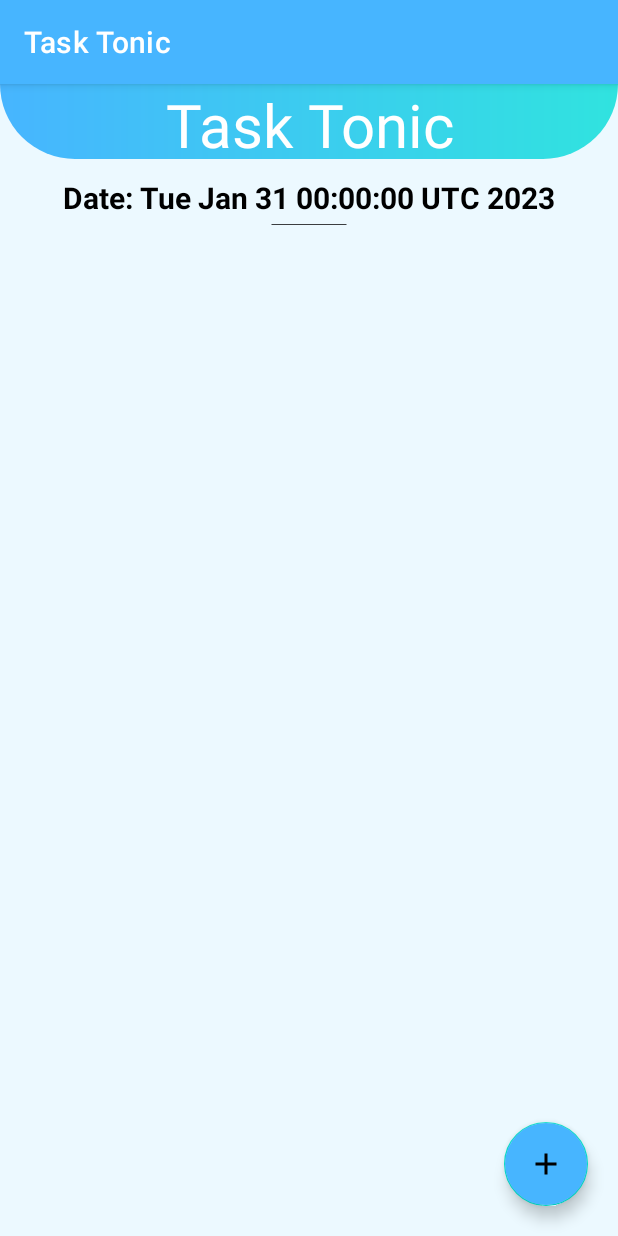
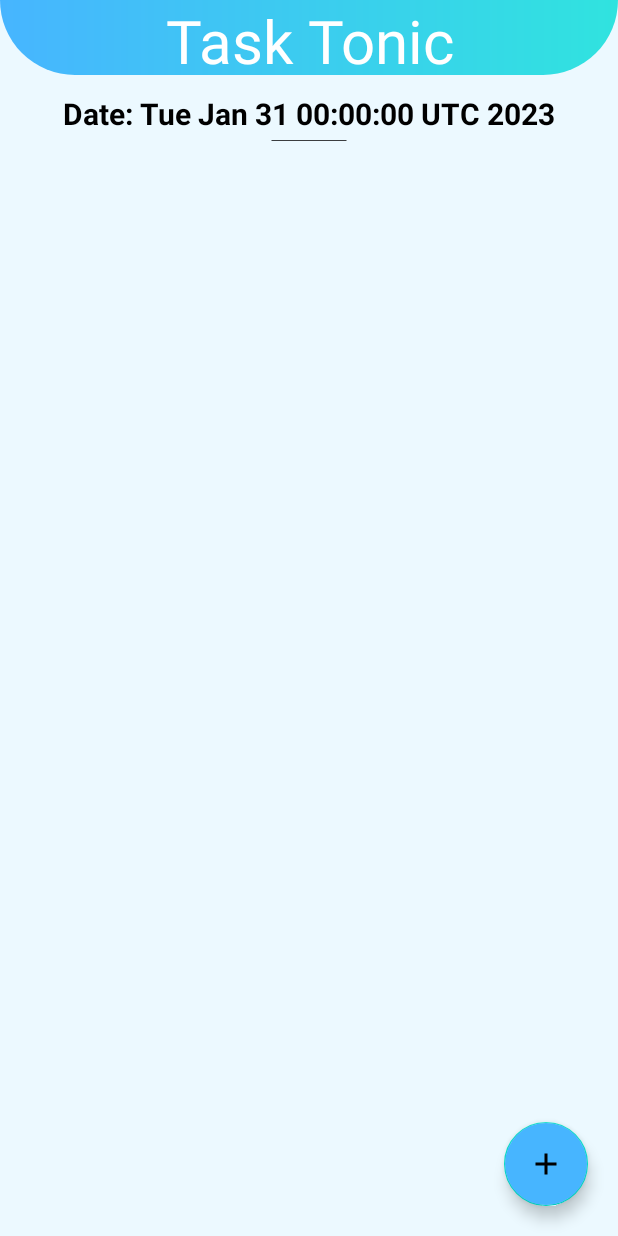
Before and after one commit to Suryansh1720001/TODO, an Android app: the screen it shows after launch (MainActivity), on a phone screen of 412 x 824 dp. Run offline under Robolectric (Android 15) with nearby library versions, the phone set to English and light mode, and no system bars; our stand-ins replace Room's generated code.

Commit message:
change theme of main page

```diff
--- a/app/src/main/res/values-night/themes.xml
+++ b/app/src/main/res/values-night/themes.xml
@@ -1,6 +1,6 @@
 <resources xmlns:tools="http://schemas.android.com/tools">
     <!-- Base application theme. -->
-    <style name="Theme.TODO" parent="Theme.MaterialComponents.DayNight.DarkActionBar">
+    <style name="Theme.TODO" parent="Theme.MaterialComponents.DayNight.NoActionBar">
         <!-- Primary brand color. -->
         <item name="colorPrimary">@color/purple_200</item>
         <item name="colorPrimaryVariant">@color/purple_700</item>
--- a/app/src/main/res/values/themes.xml
+++ b/app/src/main/res/values/themes.xml
@@ -1,6 +1,6 @@
 <resources xmlns:tools="http://schemas.android.com/tools">
     <!-- Base application theme. -->
-    <style name="Theme.TODO" parent="Theme.MaterialComponents.DayNight.DarkActionBar">
+    <style name="Theme.TODO" parent="Theme.MaterialComponents.DayNight.NoActionBar">
         <!-- Primary brand color. -->
         <item name="colorPrimary">@color/purple_500</item>
         <item name="colorPrimaryVariant">@color/purple_700</item>
```
